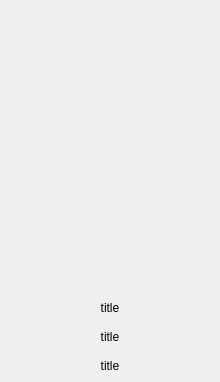
The window that bookdisplay.ui (Frederick-Rive/CS106_LibrarySystem_GroupProject) describes before a commit, drawn with Qt 5.
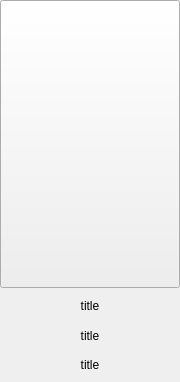
The same window after the commit.

What changed in the file:
```diff
--- a/bookdisplay.ui
+++ b/bookdisplay.ui
@@ -6,13 +6,13 @@
    <rect>
     <x>0</x>
     <y>0</y>
-    <width>220</width>
+    <width>180</width>
     <height>382</height>
    </rect>
   </property>
   <property name="minimumSize">
    <size>
-    <width>220</width>
+    <width>180</width>
     <height>350</height>
    </size>
   </property>
@@ -39,25 +39,16 @@
     <number>5</number>
    </property>
    <item>
-    <widget class="QLabel" name="cover">
+    <widget class="QPushButton" name="cover">
      <property name="minimumSize">
       <size>
-       <width>220</width>
-       <height>290</height>
-      </size>
-     </property>
-     <property name="maximumSize">
-      <size>
-       <width>220</width>
-       <height>290</height>
+       <width>180</width>
+       <height>288</height>
       </size>
      </property>
      <property name="text">
       <string/>
      </property>
-     <property name="alignment">
-      <set>Qt::AlignCenter</set>
-     </property>
     </widget>
    </item>
    <item>
```
